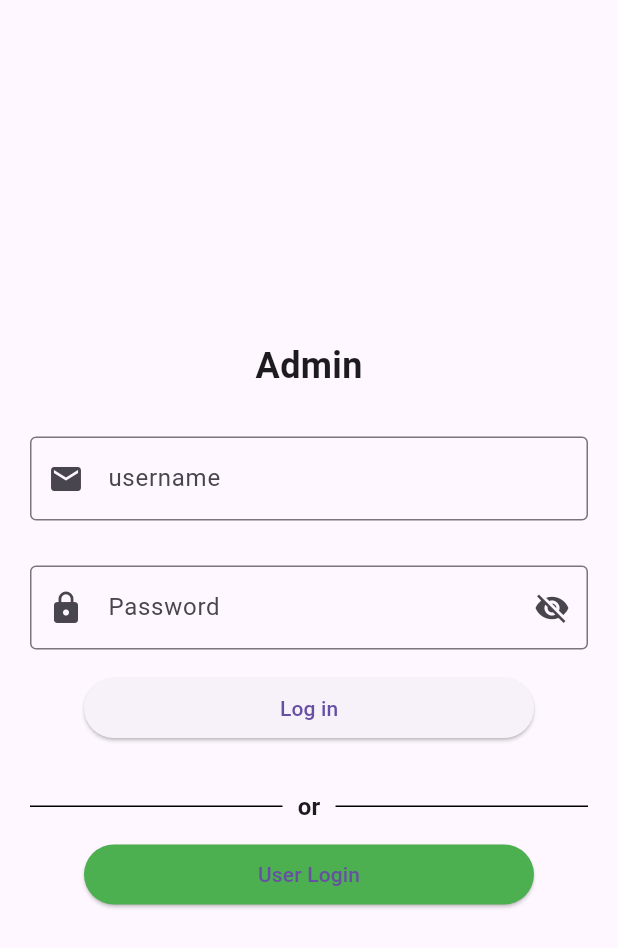
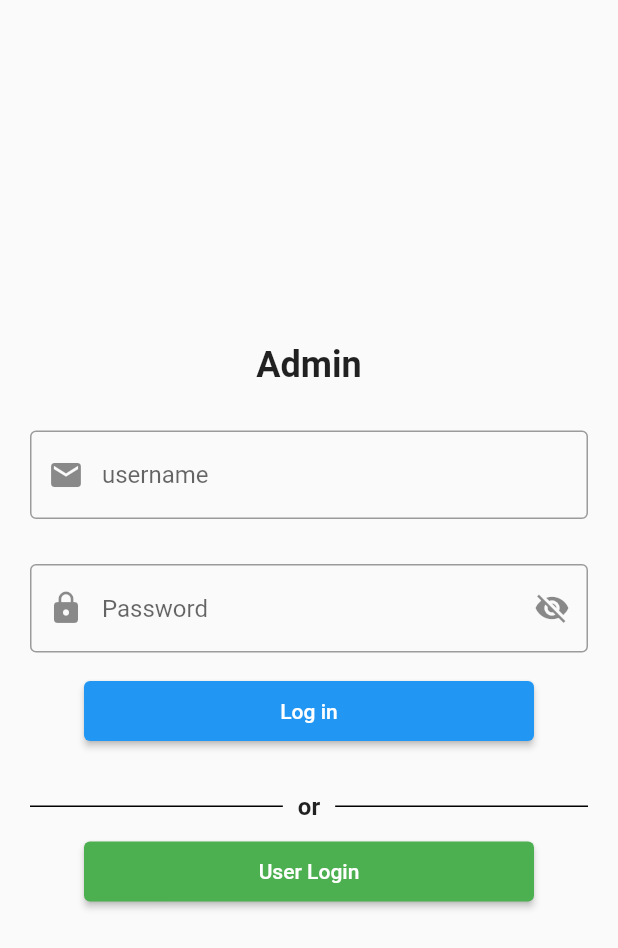
Before and after one commit to SreenathS007/BrotoAppNew, a Flutter app: the screen it shows after launch, after a tap on "Login", after a tap on "Admin Login", on a phone screen of 412 x 824 dp. Shown: the top 948 px of the screen. Run offline on Flutter 3.47's test engine with Material 3 defaults, Android fonts, the phone set to English and light mode, and no system bars; our stand-ins replace cloud_firestore, curved_navigation_bar, file_picker, firebase_auth, firebase_core, firebase_storage and 11 more; missing offline and left inert: custom_clippers; accounts and stored records are empty; statements that could not run were skipped.

Commit message:
project completed

```diff
--- a/lib/Hubs/banglrhub.dart
+++ b/lib/Hubs/banglrhub.dart
@@ -6,7 +6,10 @@ class BanglrHub extends StatelessWidget {
   Widget build(BuildContext context) {
     return Scaffold(
       appBar: AppBar(
-        title: const Text('Bangalore Hub'),
+        title: const Text(
+          'Bangalore Hub',
+          style: TextStyle(color: Colors.white),
+        ),
         backgroundColor: Colors.black,
       ),
       body: SingleChildScrollView(
--- a/lib/Hubs/calicuthub.dart
+++ b/lib/Hubs/calicuthub.dart
@@ -9,6 +9,7 @@ class CalicutHub extends StatelessWidget {
       appBar: AppBar(
         title: const Text(
           'Calicut Hub',
+          style: TextStyle(color: Colors.white),
         ),
         backgroundColor: Colors.black,
       ),
--- a/lib/Hubs/kochihub.dart
+++ b/lib/Hubs/kochihub.dart
@@ -7,7 +7,10 @@ class KochiHub extends StatelessWidget {
   Widget build(BuildContext context) {
     return Scaffold(
       appBar: AppBar(
-        title: Text('Koch Hub'),
+        title: Text(
+          'Kochi Hub',
+          style: TextStyle(color: Colors.white),
+        ),
         backgroundColor: Colors.black,
       ),
       body: SingleChildScrollView(
--- a/lib/Hubs/tvmhub.dart
+++ b/lib/Hubs/tvmhub.dart
@@ -7,7 +7,10 @@ class TvmHub extends StatelessWidget {
   Widget build(BuildContext context) {
     return Scaffold(
       appBar: AppBar(
-        title: Text('Trivandrum Hub'),
+        title: Text(
+          'Trivandrum Hub',
+          style: TextStyle(color: Colors.white),
+        ),
         backgroundColor: Colors.black,
       ),
       body: SingleChildScrollView(
--- a/lib/custom_widgets/bottomNavbar.dart
+++ b/lib/custom_widgets/bottomNavbar.dart
@@ -25,7 +25,7 @@ class _bottomNavBarState extends State<bottomNavBar> {
   int _currentIndex = 0;
   List<Widget> bottomList = [
     const HomeScreen(),
-    const search_Bar(),
+    const SearchBar(),
     const StoryPage(),
     const ProfilePage(),
   ];
--- a/lib/main.dart
+++ b/lib/main.dart
@@ -73,11 +73,11 @@ class MyApp extends StatelessWidget {
   @override
   Widget build(BuildContext context) {
     return GetMaterialApp(
-      debugShowCheckedModeBanner: false,
-      home: ScreenSplash(),
-      theme: ThemeData(
-        primarySwatch: Colors.blue,
-      ),
-    );
+        debugShowCheckedModeBanner: false,
+        home: ScreenSplash(),
+        theme: ThemeData(
+          // colorScheme: ColorScheme.fromSeed(seedColor: Colors.blue),
+          useMaterial3: false,
+        ));
   }
 }
```
